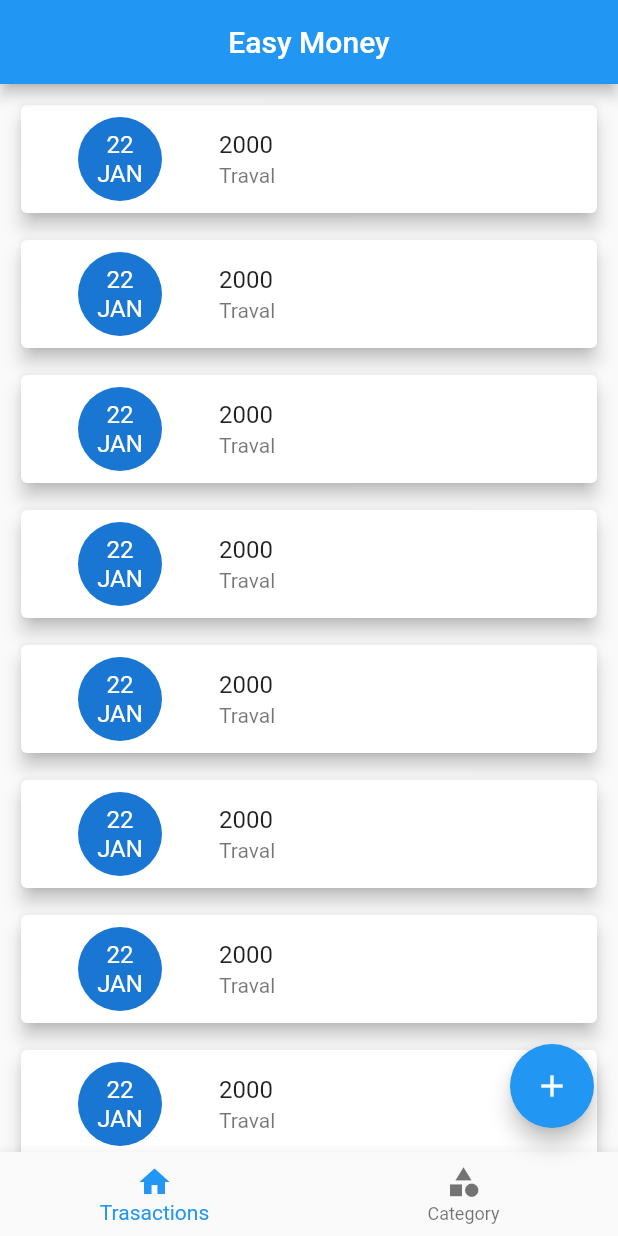
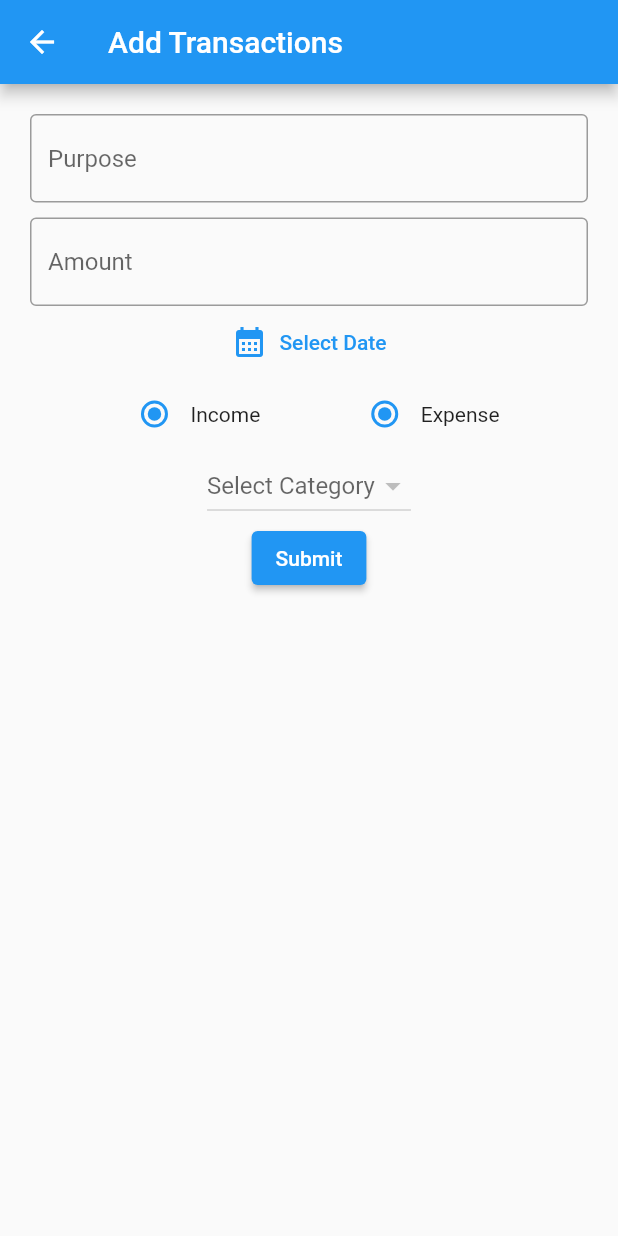
Before and after one commit to vineeth2768/Easy-Money, a Flutter app: the screen it shows after launch, after a tap on the "add" icon, on a phone screen of 412 x 824 dp. Run offline on Flutter 3.47's test engine with Material 2 defaults, Android fonts, the phone set to English and light mode, and no system bars; our stand-ins replace hive_flutter; accounts and stored records are empty.

Commit message:
Add Transaction Page created,Date Picker Completed!

```diff
--- a/lib/db/category/category_db.dart
+++ b/lib/db/category/category_db.dart
@@ -48,6 +48,7 @@ class CategoryDB implements CategoryDbFunctions {
         expenseCategoryListListener.value.add(category);
       }
     });
+
     icomeCategoryListListener.notifyListeners();
     expenseCategoryListListener.notifyListeners();
   }
--- a/lib/main.dart
+++ b/lib/main.dart
@@ -1,5 +1,7 @@
 import 'package:easy_money/model/category/category_model.dart';
+import 'package:easy_money/screens/add_transactions/screen_add_transaction.dart';
 import 'package:easy_money/screens/home/screen_home.dart';
+import 'package:easy_money/screens/transaction/screen_transaction.dart';
 import 'package:flutter/material.dart';
 import 'package:hive_flutter/adapters.dart';
 
@@ -27,6 +29,10 @@ class MyApp extends StatelessWidget {
         primarySwatch: Colors.blue,
       ),
       home: const ScreenHome(),
+      routes: {
+        ScreenAddTransaction.routeName: (context) =>
+            const ScreenAddTransaction()
+      },
     );
   }
 }
--- /dev/null
+++ b/lib/screens/add_transactions/screen_add_transaction.dart
@@ -0,0 +1,114 @@
+import 'dart:developer';
+
+import 'package:easy_money/db/category/category_db.dart';
+import 'package:easy_money/model/category/category_model.dart';
+import 'package:flutter/material.dart';
+
+class ScreenAddTransaction extends StatefulWidget {
+  static const routeName = "Add-Transactions";
+  const ScreenAddTransaction({Key? key}) : super(key: key);
+
+  @override
+  State<ScreenAddTransaction> createState() => _ScreenAddTransactionState();
+}
+
+class _ScreenAddTransactionState extends State<ScreenAddTransaction> {
+  DateTime? _selectedDate;
+  CategoryType? _selectCategorytype;
+  CategoryModel? _categoryModel;
+  @override
+  Widget build(BuildContext context) {
+    return Scaffold(
+      appBar: AppBar(
+        title: const Text("Add Transactions"),
+      ),
+      body: SafeArea(
+          child: Padding(
+        padding: const EdgeInsets.all(20.0),
+        child: Column(
+          children: [
+            ///Purpose TextField
+            TextFormField(
+              decoration: const InputDecoration(
+                border: OutlineInputBorder(),
+                hintText: "Purpose",
+              ),
+            ),
+            const SizedBox(height: 10),
+
+            ///Amount
+            TextFormField(
+              decoration: const InputDecoration(
+                border: OutlineInputBorder(),
+                hintText: "Amount",
+              ),
+              keyboardType: TextInputType.number,
+            ),
+            //Select Date
+
+            TextButton.icon(
+                onPressed: () async {
+                  final _selectDateTemp = await showDatePicker(
+                      context: context,
+                      initialDate: DateTime.now(),
+                      firstDate:
+                          DateTime.now().subtract(const Duration(days: 30)),
+                      lastDate: DateTime.now());
+                  if (_selectDateTemp == null) {
+                    return;
+                  } else {
+                    log(_selectDateTemp.toString());
+                    setState(() {
+                      _selectedDate = _selectDateTemp;
+                    });
+                  }
+                },
+                icon: const Icon(Icons.calendar_month),
+                label: Text(
+                  _selectedDate == null
+                      ? "Select Date"
+                      : _selectedDate.toString(),
+                )),
+
+            ///Income or Expense Radio Button
+            Row(
+              mainAxisAlignment: MainAxisAlignment.spaceEvenly,
+              children: [
+                Row(
+                  children: [
+                    Radio(
+                      value: CategoryType.income,
+                      groupValue: CategoryType.income,
+                      onChanged: (newValue) {},
+                    ),
+                    const Text("Income")
+                  ],
+                ),
+                Row(
+                  children: [
+                    Radio(
+                        value: CategoryType.expense,
+                        groupValue: CategoryType.expense,
+                        onChanged: (newValue) {}),
+                    const Text("Expense")
+                  ],
+                ),
+              ],
+            ),
+            // Category DropDown
+
+            DropdownButton(
+                hint: const Text("Select Category"),
+                items: CategoryDB().expenseCategoryListListener.value.map((e) {
+                  return DropdownMenuItem(value: e.id, child: Text(e.name));
+                }).toList(),
+                onChanged: (selectedValue) {
+                  print(selectedValue);
+                }),
+            ElevatedButton(onPressed: () {}, child: const Text("Submit"))
+          ],
+        ),
+      )),
+    );
+  }
+}
--- a/lib/screens/home/screen_home.dart
+++ b/lib/screens/home/screen_home.dart
@@ -2,6 +2,7 @@ import 'dart:developer';
 
 import 'package:easy_money/db/category/category_db.dart';
 import 'package:easy_money/model/category/category_model.dart';
+import 'package:easy_money/screens/add_transactions/screen_add_transaction.dart';
 import 'package:easy_money/screens/category/category_add_popup.dart';
 import 'package:easy_money/screens/category/screen_category.dart';
 import 'package:easy_money/screens/home/widgets/bottom_navigation.dart';
@@ -37,6 +38,7 @@ class ScreenHome extends StatelessWidget {
         onPressed: () {
           if (selectedIndexNotifier.value == 0) {
             log("Add Transactions");
+            Navigator.of(context).pushNamed(ScreenAddTransaction.routeName);
           } else {
             log("Add Category");
             showCategoryAddPopup(context);
```
